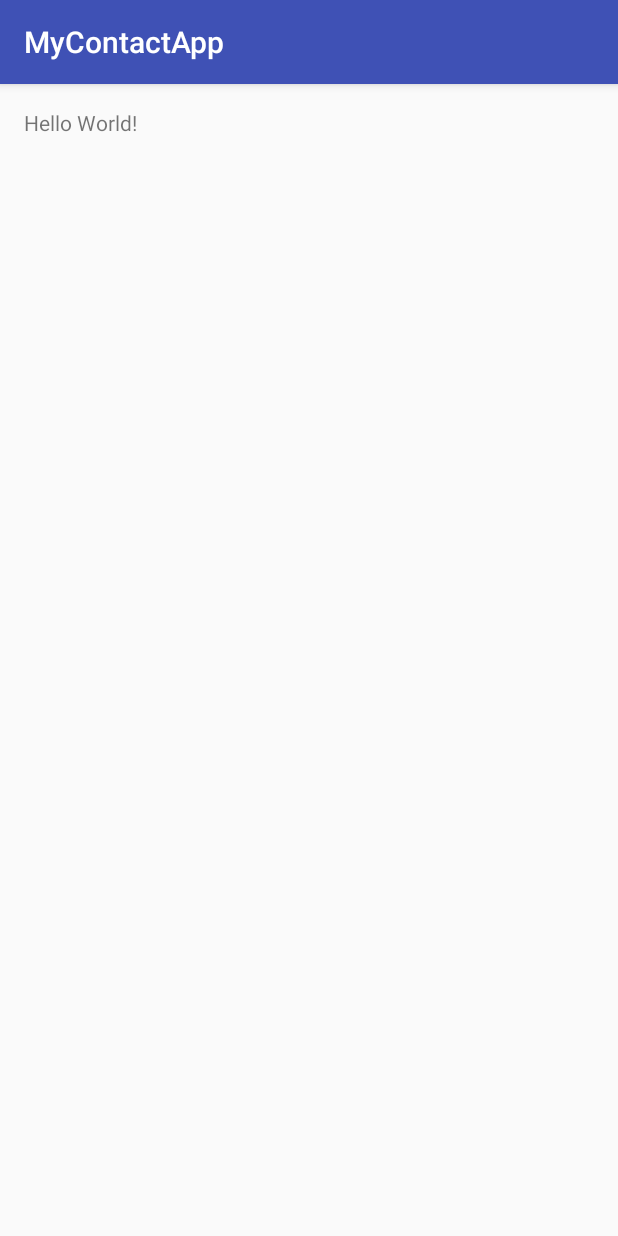
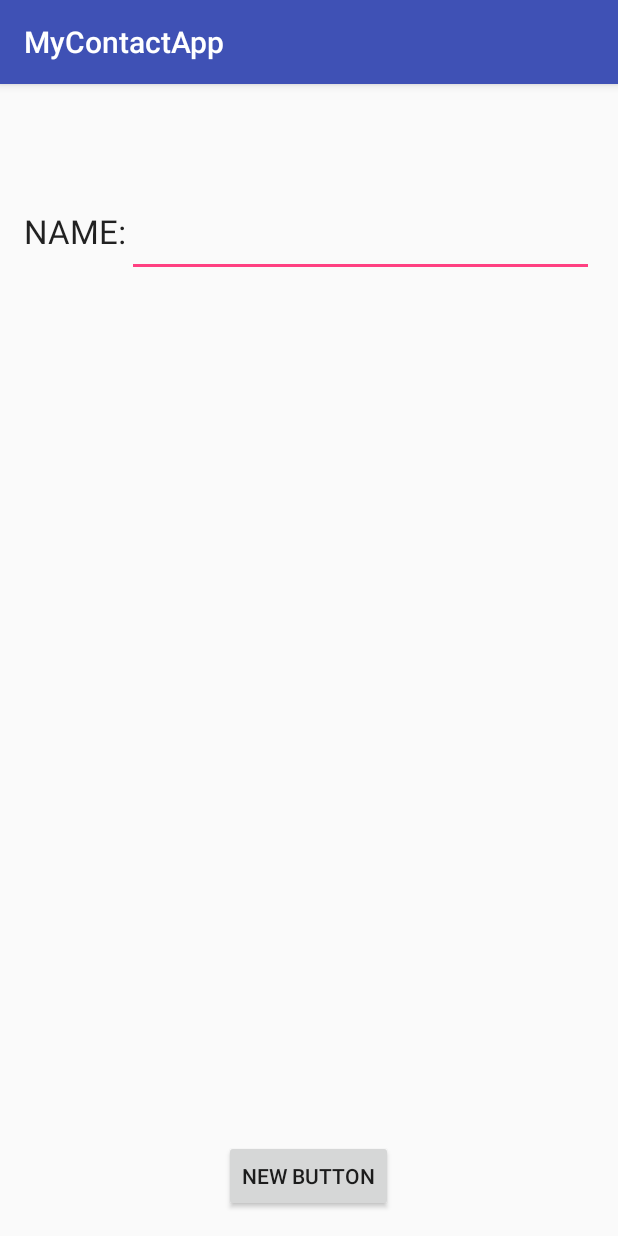
Before and after one commit to Frogman1117/MyContactApp, an Android app: the screen it shows after launch (MainActivity), on a phone screen of 412 x 824 dp. Run offline under Robolectric (Android 15) with nearby library versions, the phone set to English and light mode, and no system bars.

Commit message:
5/12/2017 DataBase Set Up, Greg Macchio

```diff
--- /dev/null
+++ b/MyContactApp/app/src/main/java/com/example/macchiog7101/mycontactapp/DataBaseHelper.java
@@ -0,0 +1,31 @@
+package com.example.macchiog7101.mycontactapp;
+
+import android.content.Context;
+import android.database.sqlite.SQLiteDatabase;
+import android.database.sqlite.SQLiteOpenHelper;
+
+/**
+ * Created by macchiog7101 on 5/12/2017.
+ */
+public class DataBaseHelper extends SQLiteOpenHelper{
+
+    public static final String DATABASE_NAME = "Contact.db";
+    public static final String TABLE_NAME = "contact_table";
+    public static final String COL_1 = "ID";
+    public static final String COL_2 = "Name";
+
+    public DataBaseHelper(Context context){
+        super(context,DATABASE_NAME, null, 1);
+    }
+
+    @Override
+    public void onCreate(SQLiteDatabase db){
+        db.execSQL("CREATE TABLE" + TABLE_NAME + " (ID_INTEGER_PRIMARY_KEY_AUTOINCREMENT, NAME TEXT)");
+    }
+
+    @Override
+    public void onUpgrade(SQLiteDatabase db, int oldVersion, int newVersion){
+        db.execSQL("DROP TABLE IF EXISTS" + TABLE_NAME);
+        onCreate(db);
+    }
+}
--- a/MyContactApp/app/src/main/java/com/example/macchiog7101/mycontactapp/MainActivity.java
+++ b/MyContactApp/app/src/main/java/com/example/macchiog7101/mycontactapp/MainActivity.java
@@ -2,12 +2,20 @@ package com.example.macchiog7101.mycontactapp;
 
 import android.support.v7.app.AppCompatActivity;
 import android.os.Bundle;
+import android.widget.Button;
+import android.widget.EditText;
 
 public class MainActivity extends AppCompatActivity {
+
+    DataBaseHelper myDb;
+    EditText editName;
+    Button btnAddDate;
 
     @Override
     protected void onCreate(Bundle savedInstanceState) {
         super.onCreate(savedInstanceState);
         setContentView(R.layout.activity_main);
+
+        myDb = new DataBaseHelper(this);
     }
 }
--- a/MyContactApp/app/src/main/res/layout/activity_main.xml
+++ b/MyContactApp/app/src/main/res/layout/activity_main.xml
@@ -12,5 +12,27 @@
     <TextView
         android:layout_width="wrap_content"
         android:layout_height="wrap_content"
-        android:text="Hello World!" />
+        android:textAppearance="?android:attr/textAppearanceLarge"
+        android:text="NAME:"
+        android:id="@+id/textView"
+        android:layout_marginTop="67dp"
+        android:layout_alignParentTop="true"
+        android:layout_alignParentStart="true" />
+
+    <EditText
+        android:layout_width="wrap_content"
+        android:layout_height="wrap_content"
+        android:id="@+id/editText_NAME"
+        android:layout_alignTop="@+id/textView"
+        android:layout_alignParentEnd="true"
+        android:layout_toEndOf="@+id/textView" />
+
+    <Button
+        android:layout_width="wrap_content"
+        android:layout_height="wrap_content"
+        android:text="New Button"
+        android:id="@+id/button_add"
+        android:layout_alignParentBottom="true"
+        android:layout_centerHorizontal="true" />
+
 </RelativeLayout>
```
